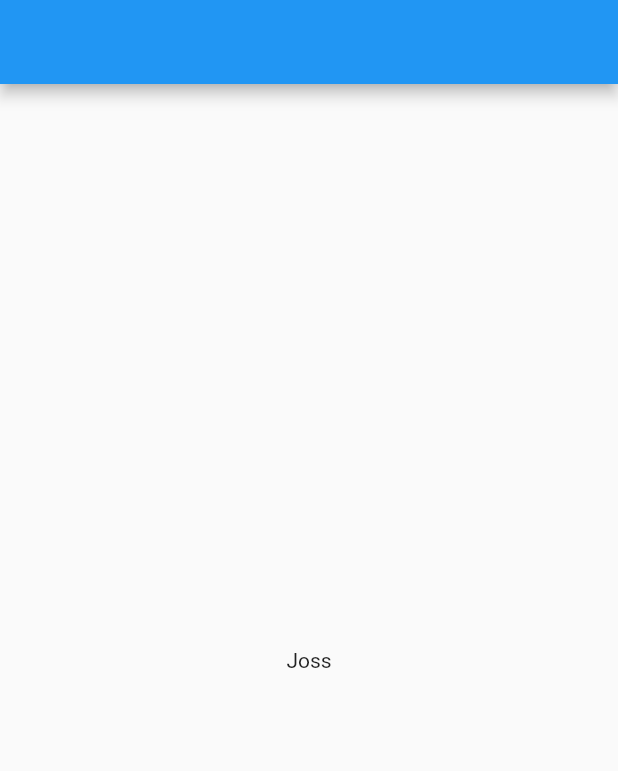
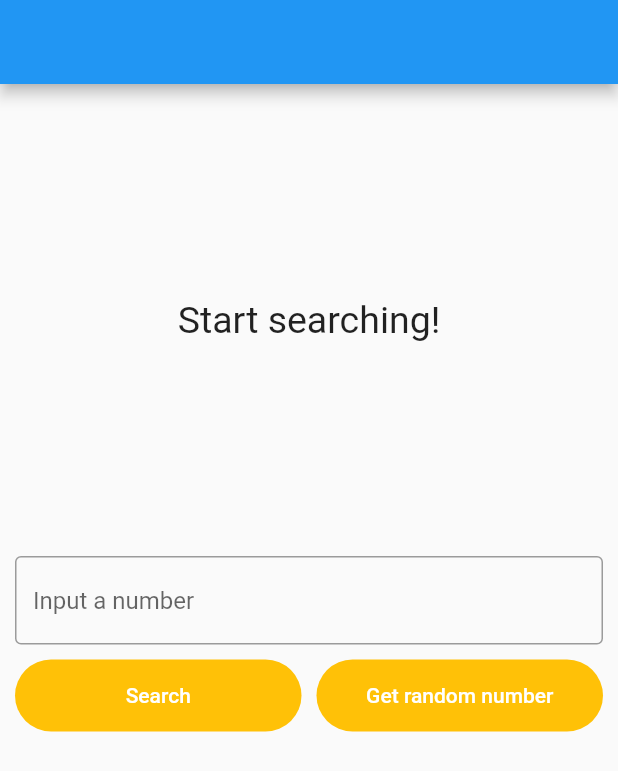
Before and after one commit to DioGnDev/FlutterClean, a Flutter app: the screen it shows after launch, on a phone screen of 412 x 824 dp. Shown: the top 771 px of the screen. Run offline on Flutter 3.47's test engine with Material 2 defaults, Android fonts, the phone set to English and light mode, and no system bars; our stand-ins replace bloc, dartz, equatable, flutter_bloc, get_it, internet_connection_checker and 1 more.

Commit message:
fixing get concrete number

```diff
--- a/lib/features/pages/number_trivia_app.dart
+++ b/lib/features/pages/number_trivia_app.dart
@@ -1,4 +1,8 @@
 import 'package:flutter/material.dart';
+import 'package:flutter_bloc/flutter_bloc.dart';
+import 'package:number_trivia_app/features/pages/bloc/number_trivia_bloc.dart';
+import 'package:number_trivia_app/injection_container.dart';
+import '../pages/widgets/widgets.dart';
 
 class NumberTriviaApp extends StatelessWidget {
   const NumberTriviaApp({Key? key}) : super(key: key);
@@ -7,8 +11,43 @@ class NumberTriviaApp extends StatelessWidget {
   Widget build(BuildContext context) {
     return Scaffold(
       appBar: AppBar(),
-      body: const Center(
-        child: Text('Joss'),
+      body: BlocProvider(
+        create: (context) => sl<NumberTriviaBloc>(),
+        child: SingleChildScrollView(
+          child: _buildBody(context),
+        ),
+      ),
+    );
+  }
+
+  Widget _buildBody(BuildContext context) {
+    return Center(
+      child: Padding(
+        padding: const EdgeInsets.all(10),
+        child: Column(
+          children: [
+            const SizedBox(height: 10),
+            // Top half
+            BlocBuilder<NumberTriviaBloc, NumberTriviaState>(
+              builder: (context, state) {
+                if (state is Empty) {
+                  return const MessageDisplay(message: 'Start searching!');
+                } else if (state is Loading) {
+                  return const LoadingWidget();
+                } else if (state is Loaded) {
+                  return TriviaDisplay(numberTrivia: state.numberTrivia);
+                } else if (state is Error) {
+                  return MessageDisplay(message: state.message);
+                } else {
+                  return Container();
+                }
+              },
+            ),
+            const SizedBox(height: 20),
+            // Bottom half
+            const TriviaControls(),
+          ],
+        ),
       ),
     );
   }
--- /dev/null
+++ b/lib/features/pages/widgets/button.dart
@@ -0,0 +1,30 @@
+import 'package:flutter/material.dart';
+
+class Button extends StatelessWidget {
+  const Button({
+    Key? key,
+    required this.title,
+    required this.onTap,
+  }) : super(key: key);
+
+  final String title;
+  final Function()? onTap;
+
+  @override
+  Widget build(BuildContext context) {
+    return Container(
+      height: 48,
+      decoration: BoxDecoration(
+        borderRadius: BorderRadius.circular(24),
+        color: Colors.amber,
+      ),
+      child: TextButton(
+        onPressed: onTap,
+        child: Text(
+          title,
+          style: TextStyle(color: Colors.white),
+        ),
+      ),
+    );
+  }
+}
--- /dev/null
+++ b/lib/features/pages/widgets/message_display.dart
@@ -0,0 +1,26 @@
+import 'package:flutter/material.dart';
+
+class MessageDisplay extends StatelessWidget {
+  final String message;
+
+  const MessageDisplay({
+    Key? key,
+    required this.message,
+  }) : super(key: key);
+
+  @override
+  Widget build(BuildContext context) {
+    return Container(
+      height: MediaQuery.of(context).size.height / 3,
+      child: Center(
+        child: SingleChildScrollView(
+          child: Text(
+            message,
+            style: const TextStyle(fontSize: 25),
+            textAlign: TextAlign.center,
+          ),
+        ),
+      ),
+    );
+  }
+}
--- /dev/null
+++ b/lib/features/pages/widgets/trivia_controls.dart
@@ -0,0 +1,62 @@
+import 'package:flutter/material.dart';
+import 'package:flutter_bloc/flutter_bloc.dart';
+import 'package:number_trivia_app/features/pages/bloc/number_trivia_bloc.dart';
+import 'package:number_trivia_app/features/pages/widgets/widgets.dart';
+
+class TriviaControls extends StatefulWidget {
+  const TriviaControls({Key? key}) : super(key: key);
+
+  @override
+  State<TriviaControls> createState() => _TriviaControlsState();
+}
+
+class _TriviaControlsState extends State<TriviaControls> {
+  final controller = TextEditingController();
+  String? inputStr;
+
+  @override
+  Widget build(BuildContext context) {
+    return Column(
+      children: [
+        TextField(
+          controller: controller,
+          keyboardType: TextInputType.number,
+          decoration: const InputDecoration(
+            border: OutlineInputBorder(),
+            hintText: 'Input a number',
+          ),
+          onChanged: (value) {
+            inputStr = value;
+          },
+          onSubmitted: (_) {
+            dispatchConcrete();
+          },
+        ),
+        const SizedBox(height: 10),
+        Row(
+          children: <Widget>[
+            Expanded(
+              child: Button(title: 'Search', onTap: dispatchConcrete),
+            ),
+            const SizedBox(width: 10),
+            Expanded(
+                child:
+                    Button(title: 'Get random number', onTap: dispatchRandom)),
+          ],
+        )
+      ],
+    );
+  }
+
+  void dispatchConcrete() {
+    controller.clear();
+    BlocProvider.of<NumberTriviaBloc>(context).add(
+      GetTriviaForConcreteNumber(numberString: inputStr!),
+    );
+  }
+
+  void dispatchRandom() {
+    controller.clear();
+    BlocProvider.of<NumberTriviaBloc>(context).add(GetTriviaForRandomNumber());
+  }
+}
--- /dev/null
+++ b/lib/features/pages/widgets/widgets.dart
@@ -0,0 +1,5 @@
+export 'loading_widget.dart';
+export 'message_display.dart';
+export 'trivia_display.dart';
+export 'trivia_controls.dart';
+export 'button.dart';
--- a/pubspec.yaml
+++ b/pubspec.yaml
@@ -34,6 +34,7 @@ dependencies:
   equatable: ^2.0.3
   flutter:
     sdk: flutter
+  flutter_bloc: ^8.0.1
   get_it: ^7.2.0
   http: ^0.13.4
   internet_connection_checker: ^0.0.1+4
```
Also changed, not shown: lib/features/pages/bloc/number_trivia_bloc.dart (+7 -5 lines), lib/features/pages/widgets/loading_widget.dart (added, +17 -0 lines), lib/features/pages/widgets/trivia_display.dart (added, +38 -0 lines), lib/injection_container.dart (added, +64 -0 lines), lib/main.dart (+6 -2 lines), pubspec.lock.
